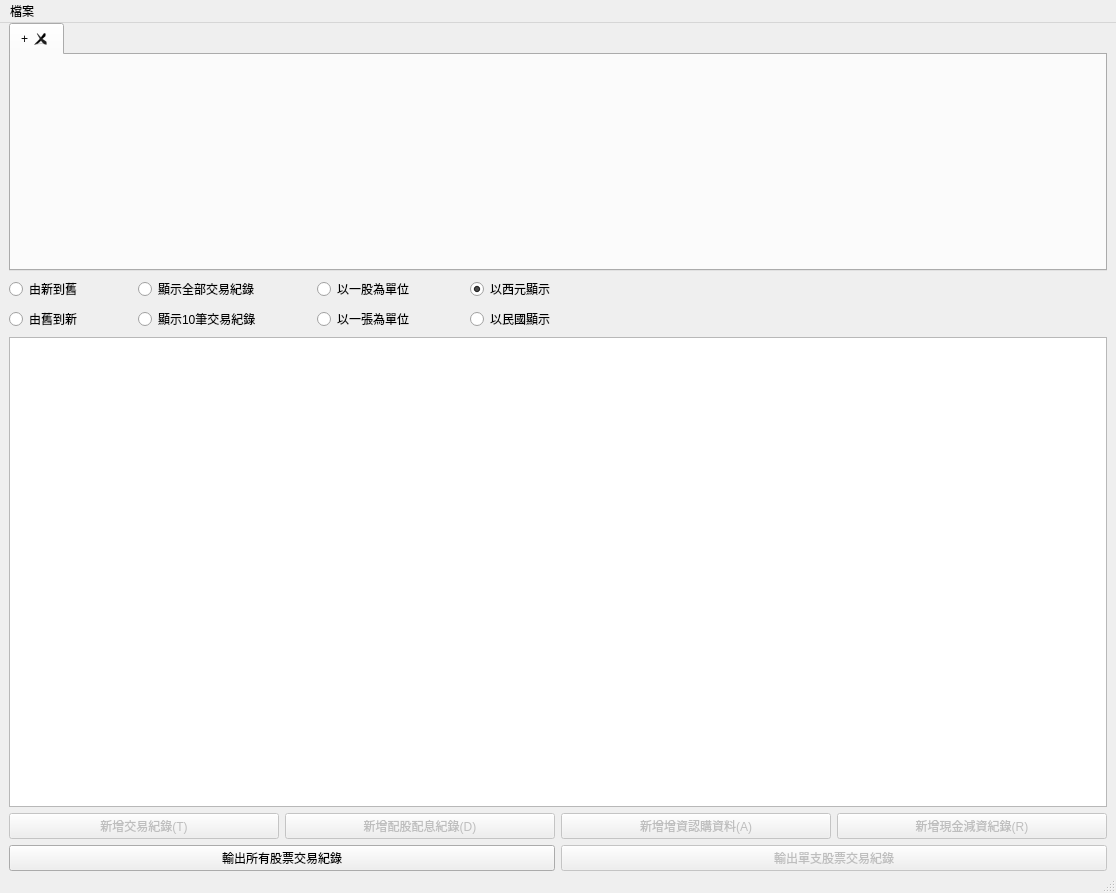
The window that QtStockPriceMainWindow.ui (foxking0416/PythonStockPrice) describes before a commit, drawn with Qt 5.
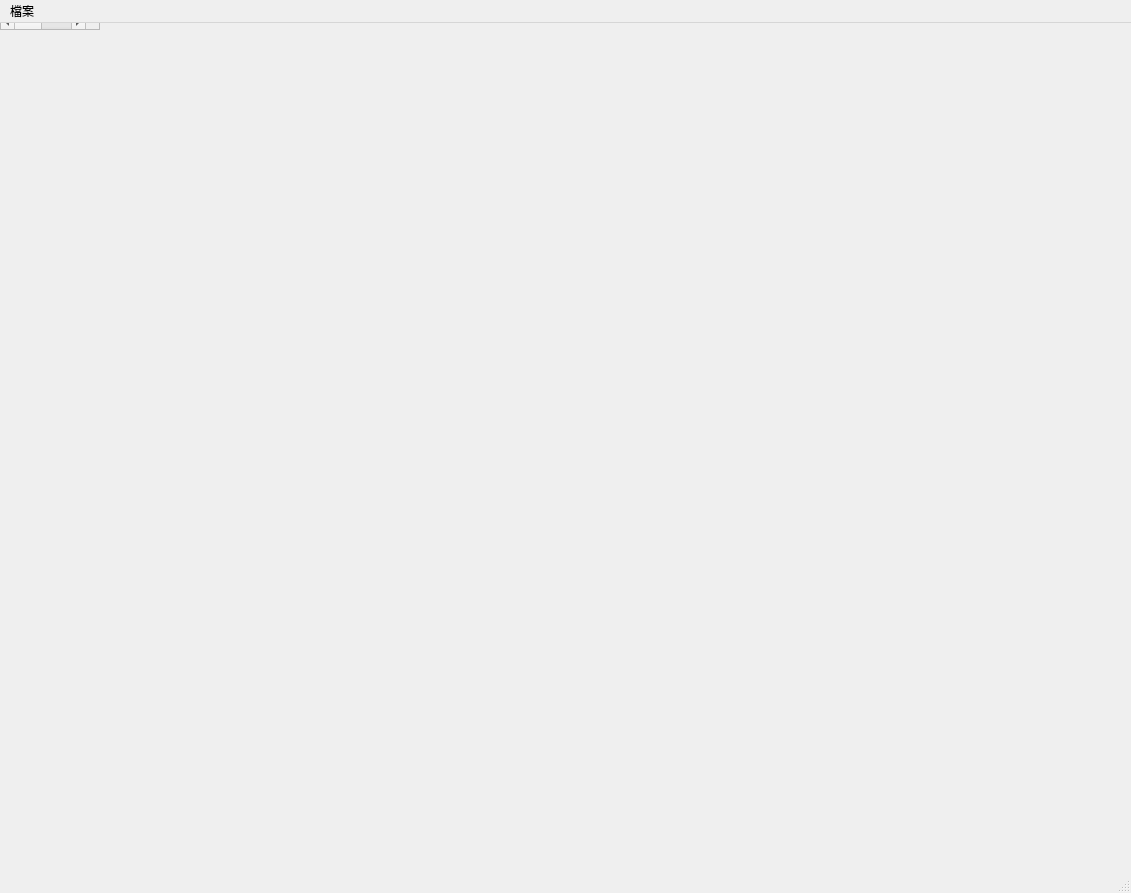
The same window after the commit.

Commit message: 新增ScrollBar以及預設欄寬

The edit to the form file:
```diff
--- a/QtStockPriceMainWindow.ui
+++ b/QtStockPriceMainWindow.ui
@@ -6,14 +6,26 @@
    <rect>
     <x>0</x>
     <y>0</y>
-    <width>1116</width>
+    <width>1131</width>
     <height>893</height>
    </rect>
   </property>
   <property name="windowTitle">
    <string>MainWindow</string>
   </property>
-  <widget class="QWidget" name="centralwidget">
+  <widget class="QScrollArea" name="scrollArea">
+   <property name="widgetResizable">
+    <bool>true</bool>
+   </property>
+   <widget class="QWidget" name="scrollAreaWidgetContents">
+    <property name="geometry">
+     <rect>
+      <x>0</x>
+      <y>0</y>
+      <width>1129</width>
+      <height>850</height>
+     </rect>
+    </property>
    <layout class="QVBoxLayout" name="verticalLayout">
     <property name="topMargin">
      <number>0</number>
@@ -135,6 +147,9 @@
         </item>
         <item>
          <widget class="QRadioButton" name="qtShow1000StockRadioButton">
+           <property name="enabled">
+            <bool>true</bool>
+           </property>
           <property name="text">
            <string>以一張為單位</string>
           </property>
@@ -277,12 +292,13 @@
     </item>
    </layout>
   </widget>
+  </widget>
   <widget class="QMenuBar" name="menubar">
    <property name="geometry">
     <rect>
      <x>0</x>
      <y>0</y>
-     <width>1116</width>
+     <width>1131</width>
      <height>21</height>
     </rect>
    </property>
```
Lines whose indentation alone changed are shown as unchanged. The commit also changes 2 other files.
